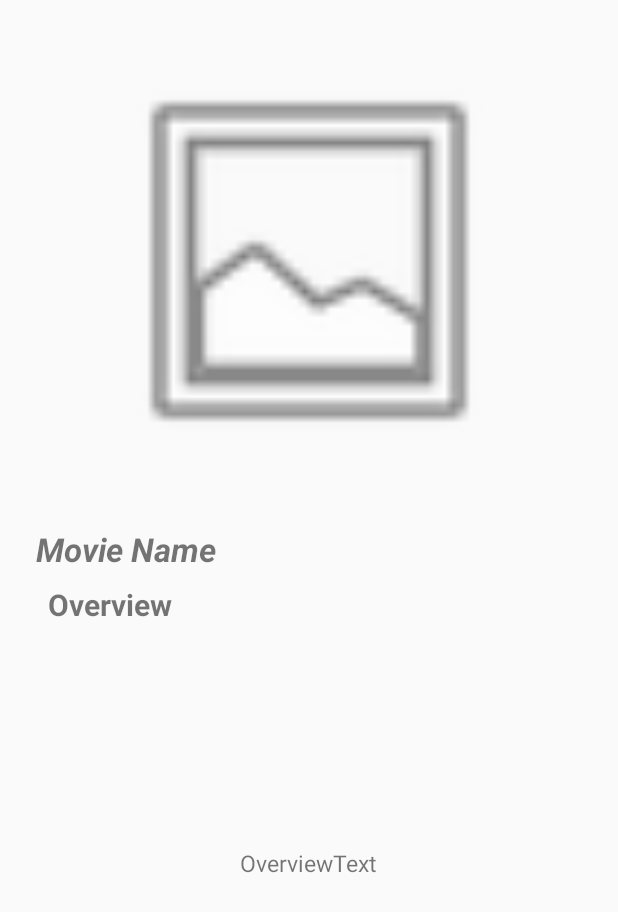
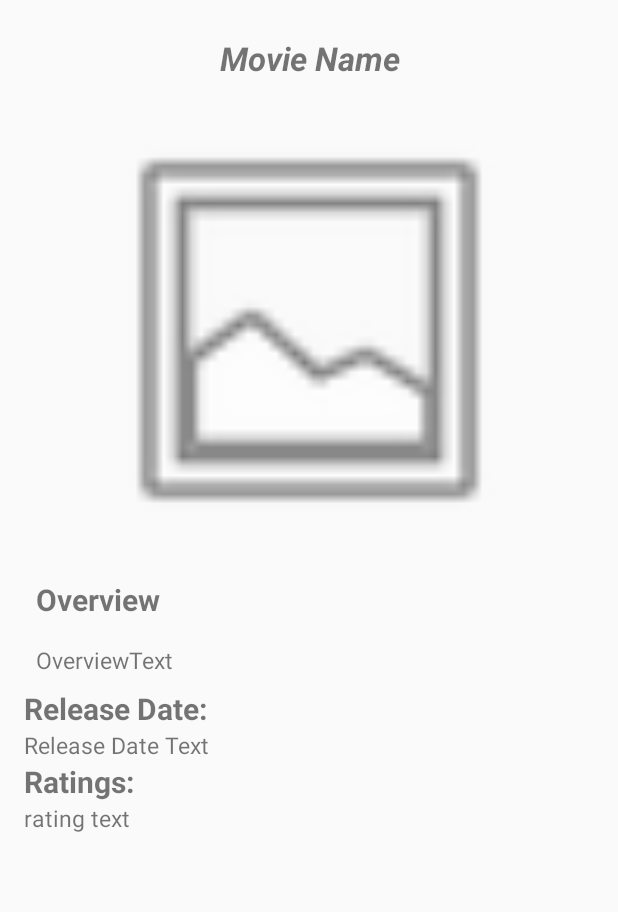
Before and after one commit to rakshita709/Movies, an Android app: the AboutMovie screen opened directly, with no data from a screen before it, on a phone screen of 412 x 824 dp. Shown: the top 912 px of the screen. Run offline under Robolectric (Android 15) with nearby library versions, the phone set to English and light mode, and no system bars; pictures from the network do not load.

Commit message:
further details of movies. progress bar

```diff
--- a/app/src/main/java/com/example/rakshitayadav/movies/AboutMovie.java
+++ b/app/src/main/java/com/example/rakshitayadav/movies/AboutMovie.java
@@ -1,5 +1,6 @@
 package com.example.rakshitayadav.movies;
 
+import android.annotation.SuppressLint;
 import android.os.AsyncTask;
 import android.support.v7.app.AppCompatActivity;
 import android.os.Bundle;
@@ -23,9 +24,10 @@ import javax.net.ssl.HttpsURLConnection;
 
 public class AboutMovie extends AppCompatActivity {
 
-    TextView movie_name,movie_overview;
+    TextView movie_name,movie_overview,date,rating;
     ImageView movie_icon;
 
+    @SuppressLint("StaticFieldLeak")
     @Override
     protected void onCreate(Bundle savedInstanceState) {
         super.onCreate(savedInstanceState);
@@ -34,6 +36,8 @@ public class AboutMovie extends AppCompatActivity {
         movie_name = findViewById(R.id.movie_name);
         movie_icon = findViewById(R.id.ThumbnailImage);
         movie_overview = findViewById(R.id.movieOverview);
+        date = findViewById(R.id.movie_release_date);
+        rating = findViewById(R.id.movie_rating);
 
         Long movieId=getIntent().getLongExtra("MOVIE_DETAILS",-1);
         if(movieId!=-1){
@@ -81,6 +85,9 @@ public class AboutMovie extends AppCompatActivity {
                         movieDetails.setTitle(obj.getString("title"));
                         movieDetails.setOverview(obj.getString("overview"));
                         movieDetails.setPoster_path(obj.getString("poster_path"));
+                        movieDetails.setRelease_date(obj.getString("release_date"));
+                        movieDetails.setVote_average(obj.getString("vote_average"));
+
                     } catch (JSONException e) {
                         e.printStackTrace();
                     }
@@ -90,6 +97,8 @@ public class AboutMovie extends AppCompatActivity {
                         Glide.with(AboutMovie.this).load("https://image.tmdb.org/t/p/w500/"+movieDetails.getPoster_path()).into(movie_icon);
                         movie_name.setText(movieDetails.getTitle());
                         movie_overview.setText(movieDetails.getOverview());
+                        date.setText(movieDetails.getRelease_date());
+                        rating.setText(movieDetails.getVote_average());
                     }
                 }
             }.execute(movieId);
--- a/app/src/main/java/com/example/rakshitayadav/movies/MovieAdapter.java
+++ b/app/src/main/java/com/example/rakshitayadav/movies/MovieAdapter.java
@@ -26,7 +26,6 @@ public class MovieAdapter extends ArrayAdapter {
         this.context=context;
         this.resource=resource;
         this.movieDetailsList=movieDetails;
-
     }
 
     @NonNull
--- a/app/src/main/res/layout/movie_about.xml
+++ b/app/src/main/res/layout/movie_about.xml
@@ -1,12 +1,18 @@
 <?xml version="1.0" encoding="utf-8"?>
-<android.support.constraint.ConstraintLayout
+<ScrollView
     xmlns:android="http://schemas.android.com/apk/res/android"
     xmlns:app="http://schemas.android.com/apk/res-auto"
     xmlns:tools="http://schemas.android.com/tools"
     android:layout_width="match_parent"
     android:layout_height="match_parent"
+    android:orientation="vertical"
     android:padding="16dp"
     tools:context=".AboutMovie">
+
+    <LinearLayout
+        android:orientation="vertical"
+        android:layout_width="match_parent"
+        android:layout_height="match_parent">
 
         <TextView
             android:id="@+id/movie_name"
@@ -14,22 +20,27 @@
             android:layout_height="30dp"
             android:layout_alignParentBottom="true"
             android:layout_centerHorizontal="true"
+            android:layout_marginBottom="8dp"
             android:layout_marginEnd="8dp"
             android:layout_marginLeft="8dp"
             android:layout_marginRight="8dp"
             android:layout_marginStart="8dp"
-        android:layout_marginTop="27dp"
+            android:layout_marginTop="8dp"
             android:text="Movie Name"
             android:textAllCaps="false"
             android:textSize="22dp"
+            android:gravity="center"
             android:textStyle="bold|italic"
+            app:layout_constraintBottom_toBottomOf="parent"
             app:layout_constraintEnd_toEndOf="parent"
+            app:layout_constraintHorizontal_bias="0.25"
             app:layout_constraintStart_toStartOf="parent"
-        app:layout_constraintTop_toBottomOf="@+id/ThumbnailImage" />
+            app:layout_constraintTop_toTopOf="parent"
+            app:layout_constraintVertical_bias="0.667" />
 
         <ImageView
             android:id="@+id/ThumbnailImage"
-        android:layout_width="280dp"
+            android:layout_width="match_parent"
             android:layout_height="300dp"
             android:layout_alignParentTop="true"
             android:layout_centerHorizontal="true"
@@ -43,11 +54,9 @@
             app:layout_constraintEnd_toEndOf="parent"
             app:layout_constraintStart_toStartOf="parent"
             app:layout_constraintTop_toTopOf="parent"
-        app:layout_constraintVertical_bias="0.0"
             app:srcCompat="@android:drawable/ic_menu_gallery" />
 
         <TextView
-        android:id="@+id/textView"
             android:layout_width="88dp"
             android:layout_height="27dp"
             android:layout_alignParentBottom="true"
@@ -60,6 +69,7 @@
             android:text="Overview:"
             android:textSize="20dp"
             android:textStyle="bold"
+            app:layout_constraintBottom_toTopOf="@+id/movieOverview"
             app:layout_constraintEnd_toEndOf="parent"
             app:layout_constraintHorizontal_bias="0.0"
             app:layout_constraintStart_toStartOf="@+id/movie_name"
@@ -68,8 +78,8 @@
 
         <TextView
             android:id="@+id/movieOverview"
-        android:layout_width="92dp"
-        android:layout_height="21dp"
+            android:layout_width="wrap_content"
+            android:layout_height="wrap_content"
             android:layout_alignParentBottom="true"
             android:layout_marginBottom="8dp"
             android:layout_marginEnd="8dp"
@@ -85,4 +95,38 @@
             app:layout_constraintTop_toBottomOf="@+id/movie_name"
             app:layout_constraintVertical_bias="0.45" />
 
-</android.support.constraint.ConstraintLayout>
+
+        <TextView
+            android:layout_width="match_parent"
+            android:layout_height="wrap_content"
+            android:textSize="20dp"
+            android:textStyle="bold"
+            android:text="Release Date:"
+            />
+        <TextView
+            android:id="@+id/movie_release_date"
+            android:layout_width="match_parent"
+            android:layout_height="wrap_content"
+            android:textSize="15dp"
+            android:text="Release Date Text"
+            />
+
+
+        <TextView
+            android:layout_width="match_parent"
+            android:layout_height="wrap_content"
+            android:textSize="20dp"
+            android:textStyle="bold"
+            android:text="Ratings: "
+            />
+        <TextView
+            android:id="@+id/movie_rating"
+            android:layout_width="match_parent"
+            android:layout_height="wrap_content"
+            android:textSize="15dp"
+            android:text="rating text"
+            />
+
+    </LinearLayout>
+
+</ScrollView>
--- a/app/src/main/res/layout/movie_list.xml
+++ b/app/src/main/res/layout/movie_list.xml
@@ -23,7 +23,7 @@
         android:fontFamily="verdana"
         android:gravity="center"
         android:text="movie_name"
-        android:textColor="@android:color/white"
+        android:textColor="#fff"
         android:textSize="15dp" />
 
 </LinearLayout>
```
Also changed, not shown: app/src/main/AndroidManifest.xml (+8 -1 lines), app/src/main/java/com/example/rakshitayadav/movies/HomeActivity.java (added, +27 -0 lines), app/src/main/java/com/example/rakshitayadav/movies/MainActivity.java (+13 -1 lines), app/src/main/java/com/example/rakshitayadav/movies/MovieDetails.java (+19 -0 lines), app/src/main/res/layout/activity_home.xml (added, +41 -0 lines), app/src/main/res/layout/activity_main.xml (+13 -5 lines). Lines whose indentation alone changed are shown as unchanged.
